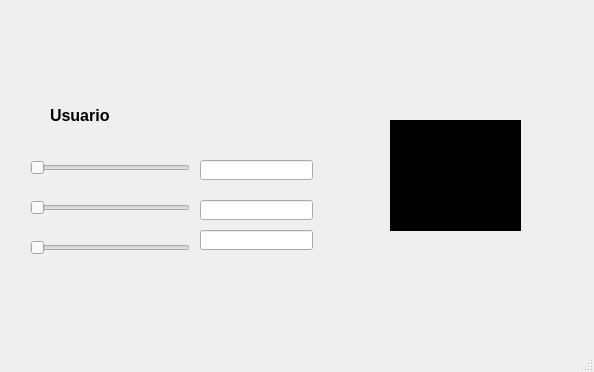
The window that Unidad 2/P7_CambiarColor.ui (Rezbel/PROGRAMACION-DE-INTERFACES-Y-PUERTOS) describes before a commit, drawn with Qt 5.
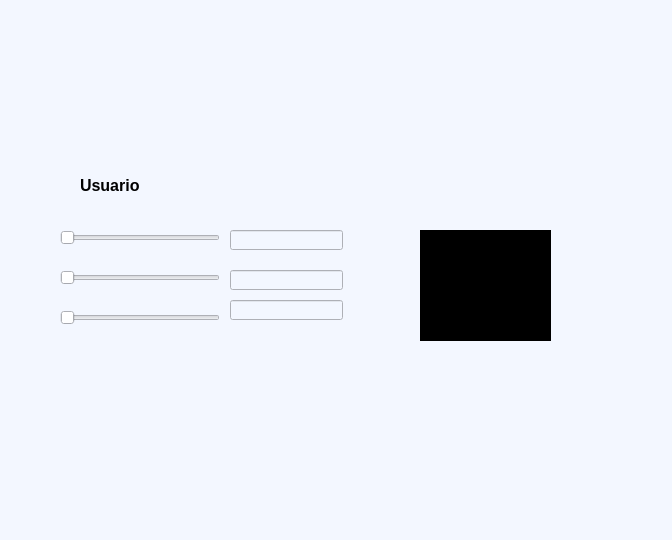
The same window after the commit. Icons and pictures are not drawn.

Diff of the .ui file:
```diff
--- a/Unidad 2/P7_CambiarColor.ui
+++ b/Unidad 2/P7_CambiarColor.ui
@@ -6,21 +6,24 @@
    <rect>
     <x>0</x>
     <y>0</y>
-    <width>594</width>
-    <height>372</height>
+    <width>672</width>
+    <height>540</height>
    </rect>
   </property>
   <property name="windowTitle">
    <string>MainWindow</string>
   </property>
+  <property name="styleSheet">
+   <string notr="true">background-color: rgb(243, 247, 255);</string>
+  </property>
   <widget class="QWidget" name="centralwidget">
    <widget class="QLabel" name="label">
     <property name="geometry">
      <rect>
-      <x>10</x>
-      <y>0</y>
-      <width>91</width>
-      <height>61</height>
+      <x>20</x>
+      <y>20</y>
+      <width>161</width>
+      <height>121</height>
      </rect>
     </property>
     <property name="text">
@@ -37,9 +40,9 @@
     <property name="geometry">
      <rect>
       <x>490</x>
-      <y>10</y>
-      <width>91</width>
-      <height>51</height>
+      <y>30</y>
+      <width>151</width>
+      <height>121</height>
      </rect>
     </property>
     <property name="text">
@@ -55,10 +58,10 @@
    <widget class="QLabel" name="label_3">
     <property name="geometry">
      <rect>
-      <x>490</x>
-      <y>290</y>
-      <width>81</width>
-      <height>41</height>
+      <x>530</x>
+      <y>380</y>
+      <width>121</width>
+      <height>111</height>
      </rect>
     </property>
     <property name="text">
@@ -74,8 +77,8 @@
    <widget class="QLabel" name="label_5">
     <property name="geometry">
      <rect>
-      <x>50</x>
-      <y>100</y>
+      <x>80</x>
+      <y>170</y>
       <width>61</width>
       <height>31</height>
      </rect>
@@ -87,8 +90,8 @@
    <widget class="QLabel" name="label_11">
     <property name="geometry">
      <rect>
-      <x>390</x>
-      <y>120</y>
+      <x>420</x>
+      <y>230</y>
       <width>131</width>
       <height>111</height>
      </rect>
@@ -106,8 +109,8 @@
    <widget class="QSlider" name="horizontalSlider">
     <property name="geometry">
      <rect>
-      <x>30</x>
-      <y>160</y>
+      <x>60</x>
+      <y>230</y>
       <width>160</width>
       <height>16</height>
      </rect>
@@ -119,8 +122,8 @@
    <widget class="QSlider" name="horizontalSlider_2">
     <property name="geometry">
      <rect>
-      <x>30</x>
-      <y>200</y>
+      <x>60</x>
+      <y>270</y>
       <width>160</width>
       <height>16</height>
      </rect>
@@ -132,8 +135,8 @@
    <widget class="QSlider" name="horizontalSlider_3">
     <property name="geometry">
      <rect>
-      <x>30</x>
-      <y>240</y>
+      <x>60</x>
+      <y>310</y>
       <width>160</width>
       <height>16</height>
      </rect>
@@ -145,8 +148,8 @@
    <widget class="QLineEdit" name="lineEdit">
     <property name="geometry">
      <rect>
-      <x>200</x>
-      <y>160</y>
+      <x>230</x>
+      <y>230</y>
       <width>113</width>
       <height>20</height>
      </rect>
@@ -155,8 +158,8 @@
    <widget class="QLineEdit" name="lineEdit_2">
     <property name="geometry">
      <rect>
-      <x>200</x>
-      <y>200</y>
+      <x>230</x>
+      <y>270</y>
       <width>113</width>
       <height>20</height>
      </rect>
@@ -165,8 +168,8 @@
    <widget class="QLineEdit" name="lineEdit_3">
     <property name="geometry">
      <rect>
-      <x>200</x>
-      <y>230</y>
+      <x>230</x>
+      <y>300</y>
       <width>113</width>
       <height>20</height>
      </rect>
```
Left out of the diff: 18 changed lines with no effect on the pictures.
